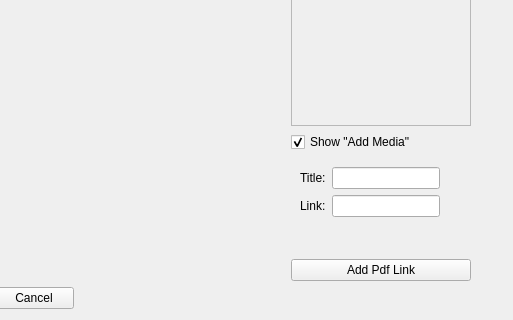
Above: ui/MediaDialog.ui from dmzdev/stance before the change; both pictures show x 189 to 702 and y 408 to 728 of the 1140 by 728 pixel window. Below: the same form after it.
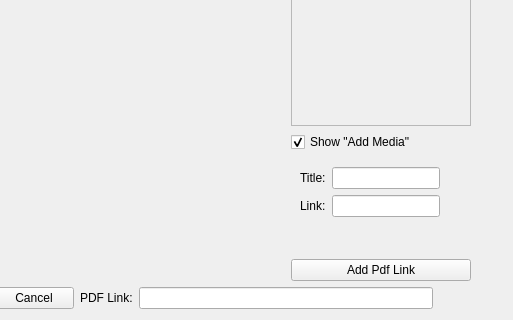
That is the form after the change.

Commit message: - Made the wiki a horizontal layout so that ui file can be used in userInfo. - Prepared the userInfo UI for achievements. - PDFs now show a link to the pdf file

The edit to the form file:
```diff
--- a/ui/MediaDialog.ui
+++ b/ui/MediaDialog.ui
@@ -264,6 +264,20 @@
        </item>
       </layout>
      </item>
+     <item>
+      <widget class="QLabel" name="label_2">
+       <property name="text">
+        <string>PDF Link:</string>
+       </property>
+      </widget>
+     </item>
+     <item>
+      <widget class="QLineEdit" name="pdfUrlLineEdit">
+       <property name="readOnly">
+        <bool>true</bool>
+       </property>
+      </widget>
+     </item>
      <item>
       <spacer name="horizontalSpacer">
        <property name="orientation">
```
Left out of the diff: 6 changed lines with no effect on the pictures. The commit also changes 4 other files.
